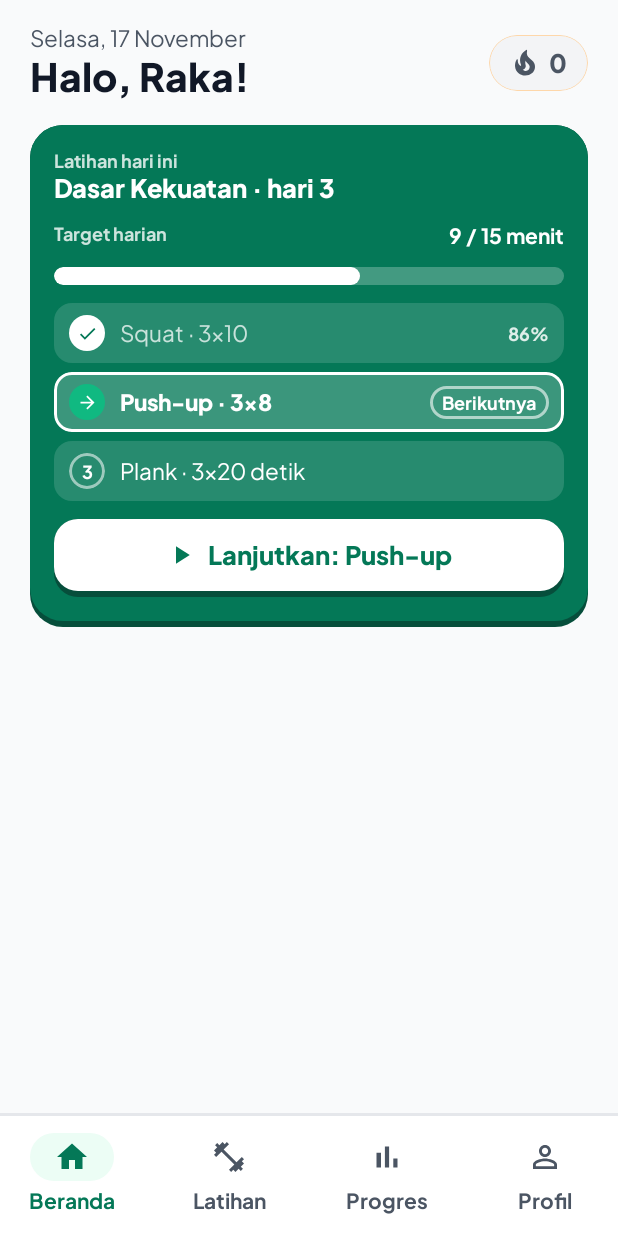
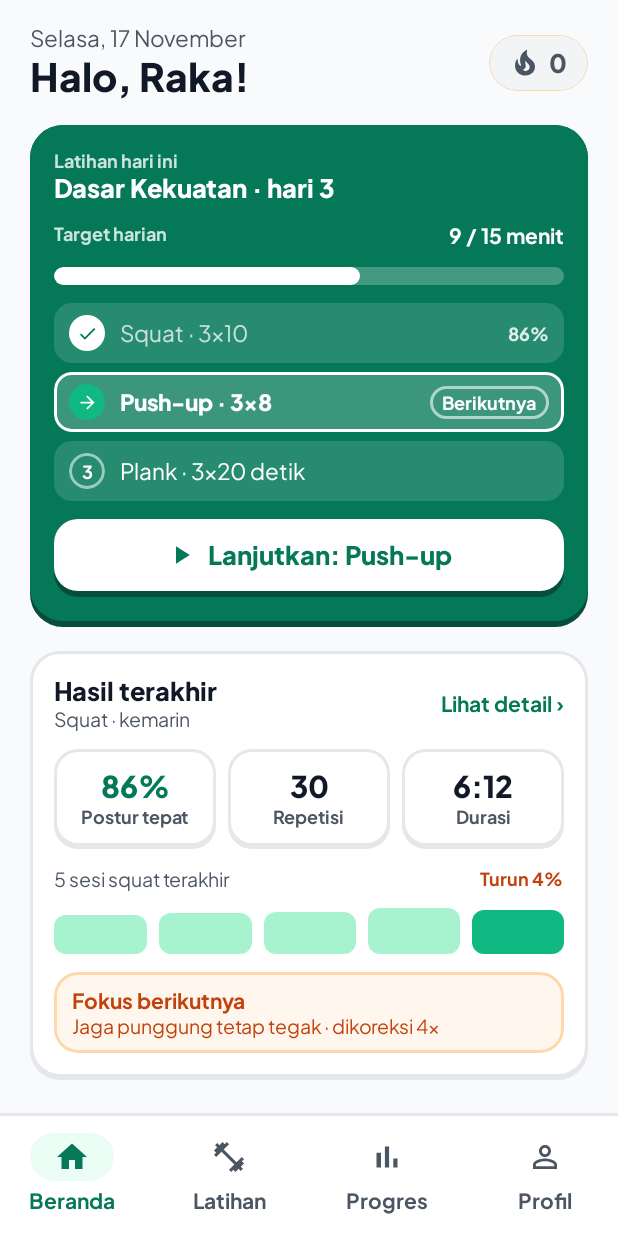
Before and after one commit to christiannathaniel365/MOVIT, an Android app built with Jetpack Compose: the screen it shows after launch (MainActivity), on a phone screen of 412 x 824 dp. Run offline under Robolectric (Android 15) with nearby library versions, the phone set to English and light mode, and no system bars.

Commit message:
home screen progress harian

```diff
--- a/app/src/main/java/com/example/movit/ui/home/HomeScreen.kt
+++ b/app/src/main/java/com/example/movit/ui/home/HomeScreen.kt
@@ -34,7 +34,9 @@ import androidx.compose.foundation.clickable
 import androidx.compose.foundation.layout.Spacer
 import androidx.compose.foundation.layout.width
 import com.example.movit.ui.theme.Emerald500
-
+import androidx.compose.foundation.layout.ColumnScope
+import androidx.compose.ui.unit.Dp
+import kotlin.math.abs
 enum class ExerciseStatus { DONE, NEXT, TODO }
 
 data class TodayExercise(
@@ -64,7 +66,16 @@ fun HomeScreen(modifier: Modifier = Modifier) {
                 TodayExercise("Plank", "3×20 detik", ExerciseStatus.TODO),
             ),
         )
-        // Tahap 4: kartu Hasil terakhir
+        LastResultCard(
+            exerciseName = "Squat",
+            whenText = "kemarin",
+            score = 86,
+            reps = 30,
+            duration = "6:12",
+            trend = listOf(72, 76, 78, 86, 82),
+            focusTip = "Jaga punggung tetap tegak",
+            focusCount = 4,
+        )
     }
 }
 
@@ -259,6 +270,147 @@ fun CardButton(text: String, onClick: () -> Unit) {
         Text(text, style = MaterialTheme.typography.titleMedium, color = Emerald700)
     }
 }
+
+@Composable
+fun MovitCard(
+    modifier: Modifier = Modifier,
+    cornerRadius: Dp = 20.dp,
+    contentPadding: Dp = 14.dp,
+    spacing: Dp = 12.dp,
+    horizontalAlignment: Alignment.Horizontal = Alignment.Start,
+    content: @Composable ColumnScope.() -> Unit,
+) {
+    Column(
+        modifier = modifier
+            .background(MovitTheme.colors.border, RoundedCornerShape(cornerRadius))         // warna garis tepi
+            .padding(start = 2.dp, top = 2.dp, end = 2.dp, bottom = 4.dp)                  // bawah lebih tebal
+            .background(MovitTheme.colors.surface, RoundedCornerShape(cornerRadius - 2.dp)) // isi kartu
+            .padding(contentPadding),
+        verticalArrangement = Arrangement.spacedBy(spacing),
+        horizontalAlignment = horizontalAlignment,
+        content = content,
+    )
+}
+
+@Composable
+fun LastResultCard(
+    exerciseName: String,
+    whenText: String,
+    score: Int,
+    reps: Int,
+    duration: String,
+    trend: List<Int>,
+    focusTip: String,
+    focusCount: Int,
+) {
+    MovitCard(modifier = Modifier.fillMaxWidth()) {
+        Row(
+            modifier = Modifier.fillMaxWidth(),
+            horizontalArrangement = Arrangement.SpaceBetween,
+            verticalAlignment = Alignment.CenterVertically,
+        ) {
+            Column {
+                Text("Hasil terakhir", style = MaterialTheme.typography.titleMedium, color = MovitTheme.colors.text)
+                Text("$exerciseName · $whenText", style = MaterialTheme.typography.bodySmall, color = MovitTheme.colors.muted)
+            }
+            Text(
+                "Lihat detail ›",
+                style = MaterialTheme.typography.labelMedium,
+                color = MovitTheme.colors.accent,
+                modifier = Modifier.clickable { /* nanti: buka Hasil sesi */ },
+            )
+        }
+
+        Row(
+            modifier = Modifier.fillMaxWidth(),
+            horizontalArrangement = Arrangement.spacedBy(8.dp),
+        ) {
+            StatTile(value = "$score%", label = "Postur tepat", modifier = Modifier.weight(1f), valueColor = MovitTheme.colors.accent)
+            StatTile(value = "$reps", label = "Repetisi", modifier = Modifier.weight(1f))
+            StatTile(value = duration, label = "Durasi", modifier = Modifier.weight(1f))
+        }
+
+        TrendBars(exerciseName = exerciseName, scores = trend)
+        FocusTip(tip = focusTip, count = focusCount)
+    }
+}
+
+@Composable
+fun StatTile(value: String, label: String, modifier: Modifier = Modifier, valueColor: Color = MovitTheme.colors.text) {
+    MovitCard(
+        modifier = modifier,
+        cornerRadius = 16.dp,
+        contentPadding = 10.dp,
+        spacing = 0.dp,
+        horizontalAlignment = Alignment.CenterHorizontally,
+    ) {
+        Text(value, style = MaterialTheme.typography.titleLarge, color =valueColor)
+        Text(label, style = MaterialTheme.typography.labelSmall, color = MovitTheme.colors.muted)
+    }
+}
+
+@Composable
+fun TrendBars(exerciseName: String, scores: List<Int>) {
+    val change = scores.last() - scores[scores.size - 2]   // skor terakhir - skor sebelumnya
+    val trendText = when {
+        change > 0 -> "Naik $change%"
+        change < 0 -> "Turun ${abs(change)}%"
+        else -> "Sama seperti sesi lalu"
+    }
+    val trendColor = when {
+        change > 0 -> MovitTheme.colors.accent
+        change < 0 -> MovitTheme.colors.orange
+        else -> MovitTheme.colors.muted
+    }
+    Column(verticalArrangement = Arrangement.spacedBy(6.dp)) {
+        Row(
+            modifier = Modifier.fillMaxWidth(),
+            horizontalArrangement = Arrangement.SpaceBetween,
+        ) {
+            Text(
+                "${scores.size} sesi ${exerciseName.lowercase()} terakhir",
+                style = MaterialTheme.typography.bodySmall,
+                color = MovitTheme.colors.muted,
+            )
+            Text(trendText, style = MaterialTheme.typography.labelSmall, color = trendColor)
+        }
+
+        Row(
+            modifier = Modifier
+                .fillMaxWidth()
+                .height(36.dp),
+            horizontalArrangement = Arrangement.spacedBy(8.dp),
+            verticalAlignment = Alignment.Bottom,   // batang tumbuh dari bawah
+        ) {
+            scores.forEachIndexed { index, score ->
+                val isLast = index == scores.lastIndex
+                Box(
+                    modifier = Modifier
+                        .weight(1f)
+                        .fillMaxHeight(score / 100f)
+                        .clip(RoundedCornerShape(8.dp))
+                        .background(if (isLast) MovitTheme.colors.selected else MovitTheme.colors.barSoft),
+                )
+            }
+        }
+    }
+}
+
+@Composable
+fun FocusTip(tip: String, count: Int) {
+    val shape = RoundedCornerShape(16.dp)
+    Column(
+        modifier = Modifier
+            .fillMaxWidth()
+            .clip(shape)
+            .background(MovitTheme.colors.orangeSoft)
+            .border(2.dp, MovitTheme.colors.orangeBorder, shape)
+            .padding(horizontal = 12.dp, vertical = 10.dp),
+    ) {
+        Text("Fokus berikutnya", style = MaterialTheme.typography.labelMedium, color = MovitTheme.colors.orange)
+        Text("$tip · dikoreksi $count×", style = MaterialTheme.typography.bodySmall, color = MovitTheme.colors.orange)
+    }
+}
 @Preview(showBackground = true, backgroundColor = 0xFFF9FAFB)
 @Composable
 private fun HomeScreenPreview() {
```
